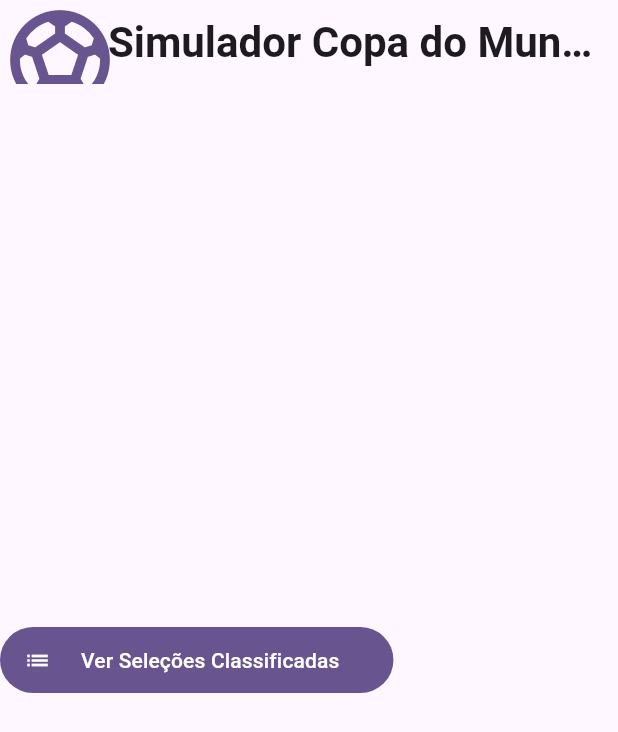
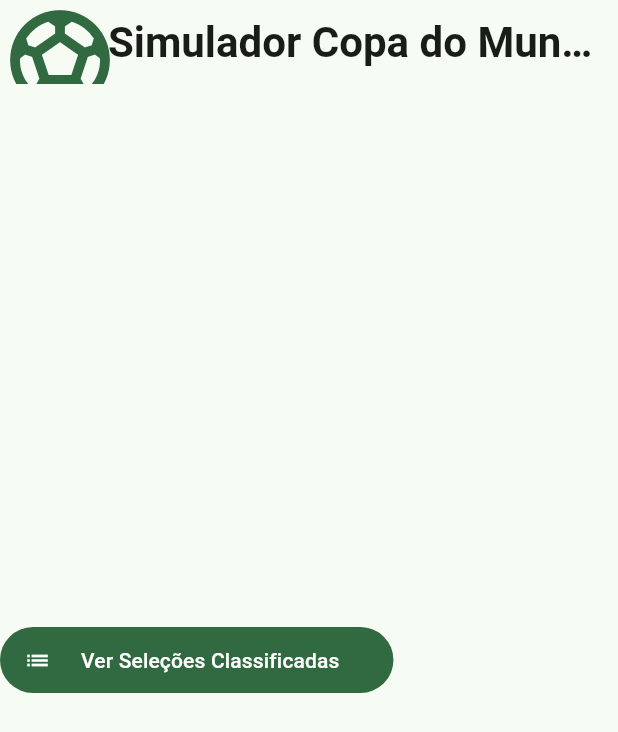
Before and after one commit to FernandoBagagi/flutter_simulador_copa_2026, a Flutter app: the screen it shows after launch, on a phone screen of 412 x 824 dp. Shown: the top 732 px of the screen. Run offline on Flutter 3.47's test engine with Material 3 defaults, Android fonts, the phone set to English and light mode, and no system bars; our stand-ins replace flutter_svg, get_it; project files that could hold a hidden picture were left out.

Commit message:
configura a main pra injetar as dependencias, muda a cor primaria do aplicativo e adiciona dark mode

```diff
--- a/lib/main.dart
+++ b/lib/main.dart
@@ -1,7 +1,10 @@
 import 'package:flutter/material.dart';
+import 'package:flutter_simulador_copa_2026/di/service_locator.dart';
 import 'package:flutter_simulador_copa_2026/views/home_screen.dart';
 
 void main() {
+  WidgetsFlutterBinding.ensureInitialized();
+  setupInjecaoDependencias();
   runApp(const MyApp());
 }
 
@@ -13,8 +16,20 @@ class MyApp extends StatelessWidget {
     return MaterialApp(
       title: 'Simulador Copa 2026',
       theme: ThemeData(
-        colorScheme: .fromSeed(seedColor: Colors.deepPurple),
+        useMaterial3: true,
+        colorScheme: ColorScheme.fromSeed(
+          seedColor: const Color(0xFF004B23),
+          brightness: Brightness.light,
+        ),
       ),
+      darkTheme: ThemeData(
+        useMaterial3: true,
+        colorScheme: ColorScheme.fromSeed(
+          seedColor: const Color(0xFF004B23),
+          brightness: Brightness.dark,
+        ),
+      ),
+      themeMode: ThemeMode.system,
       home: const HomeScreen(),
     );
   }
```
